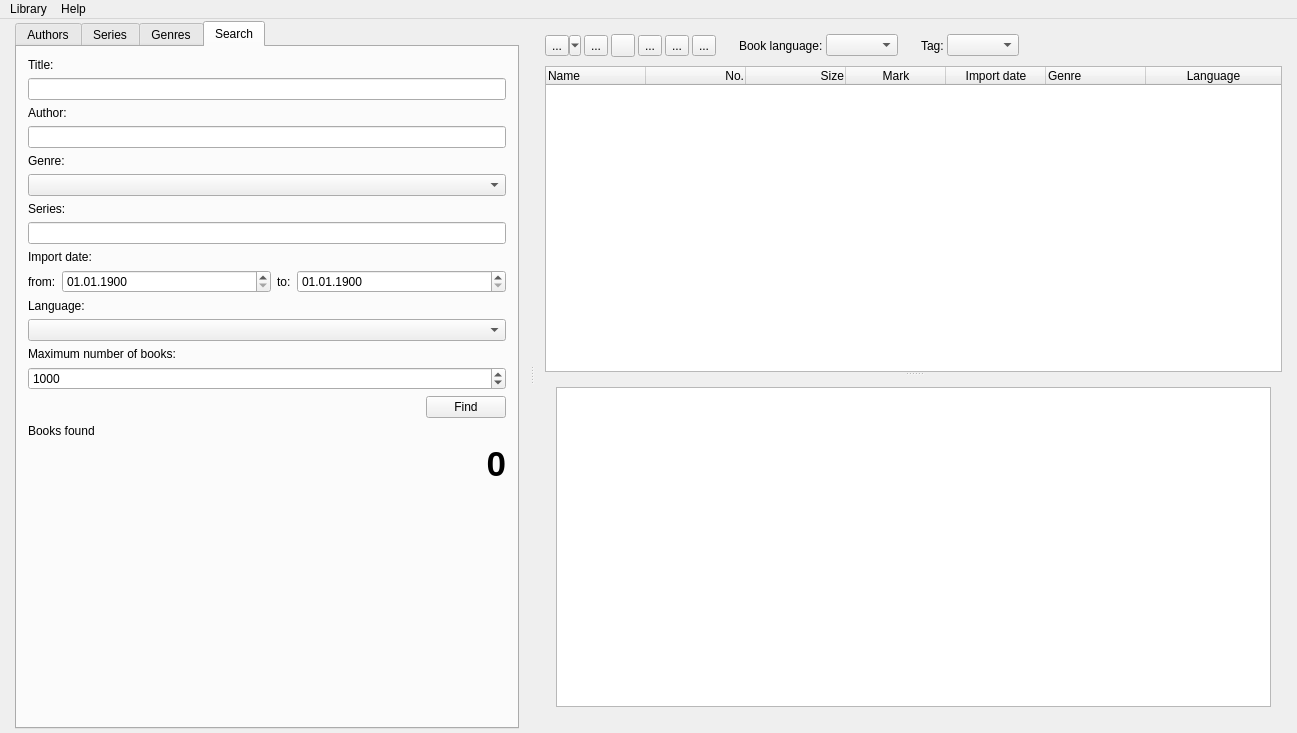
Before: the Qt Designer form freeLib/src/mainwindow.ui in petrovvlad/freeLib, drawn with Qt 5.
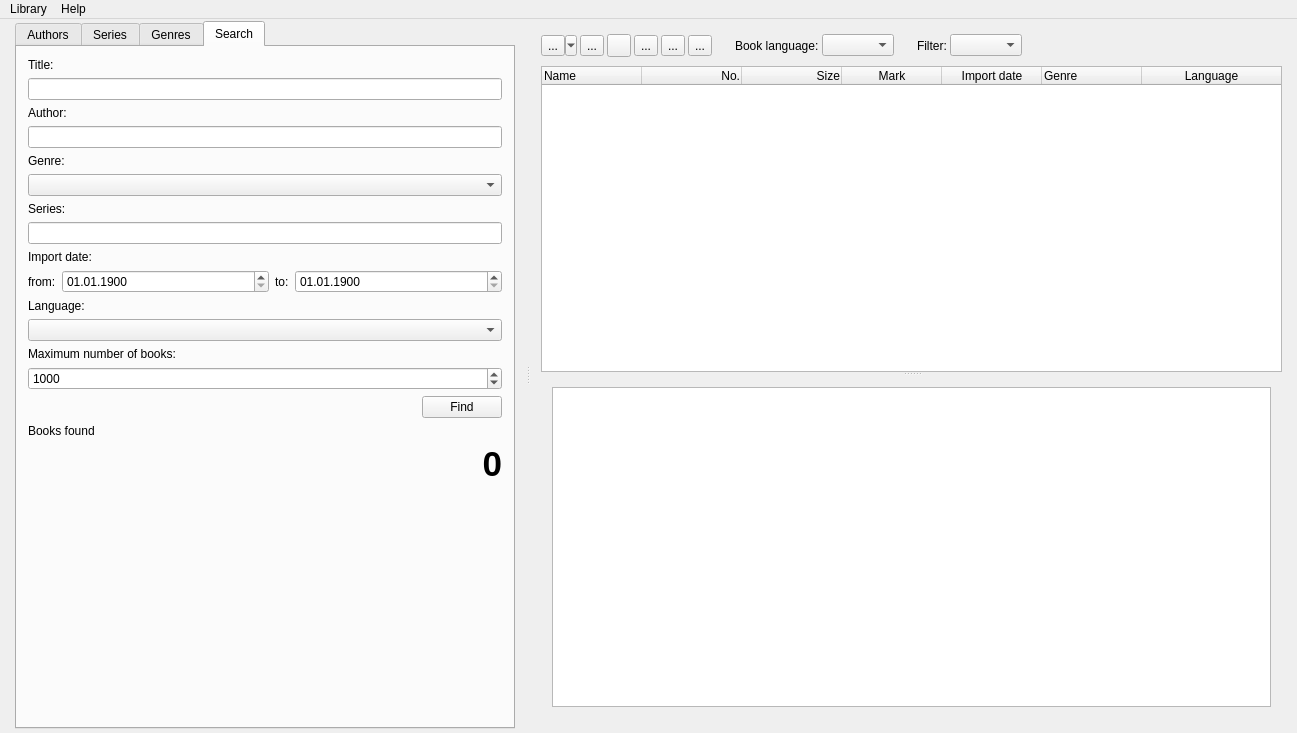
After: the same form once the commit is applied. The open tabs and pages were chosen to show the change. Icons and pictures are not drawn.

Patch:
```diff
--- a/freeLib/src/mainwindow.ui
+++ b/freeLib/src/mainwindow.ui
@@ -433,7 +433,6 @@
                  <property name="font">
                   <font>
                    <pointsize>26</pointsize>
-                   <weight>75</weight>
                    <bold>true</bold>
                   </font>
                  </property>
@@ -642,7 +641,7 @@
            <item>
             <widget class="QLabel" name="tag_label">
              <property name="text">
-              <string>Tag:</string>
+              <string>Filter:</string>
              </property>
             </widget>
            </item>
```
Left out of the diff: 2 changed lines with no effect on the pictures.
